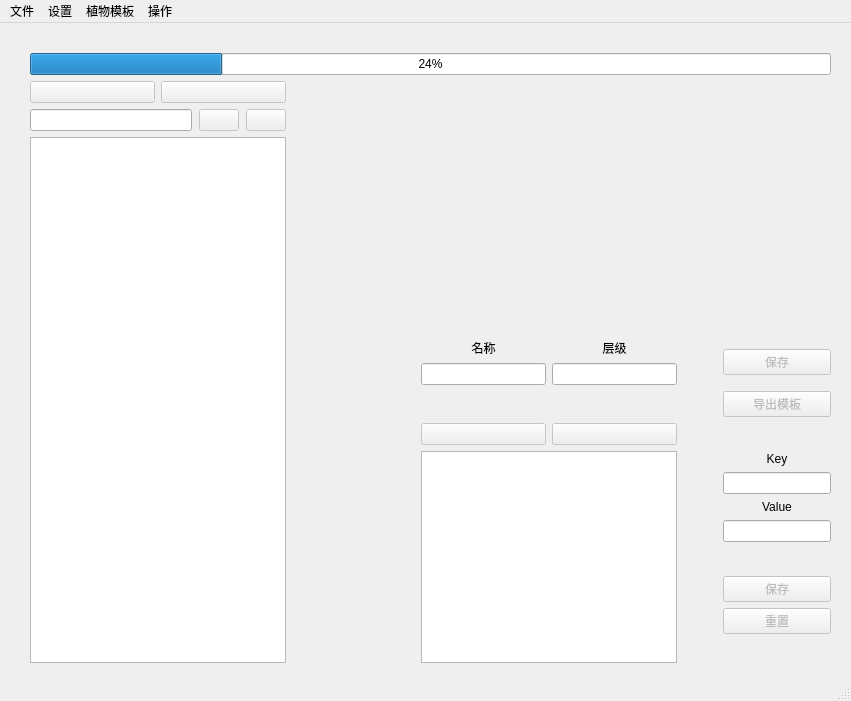
echo-xiao9/UE-Foliage, file Tag_Manager/qt/DBManager/DBManager/mainwindow.ui: the form before one commit.
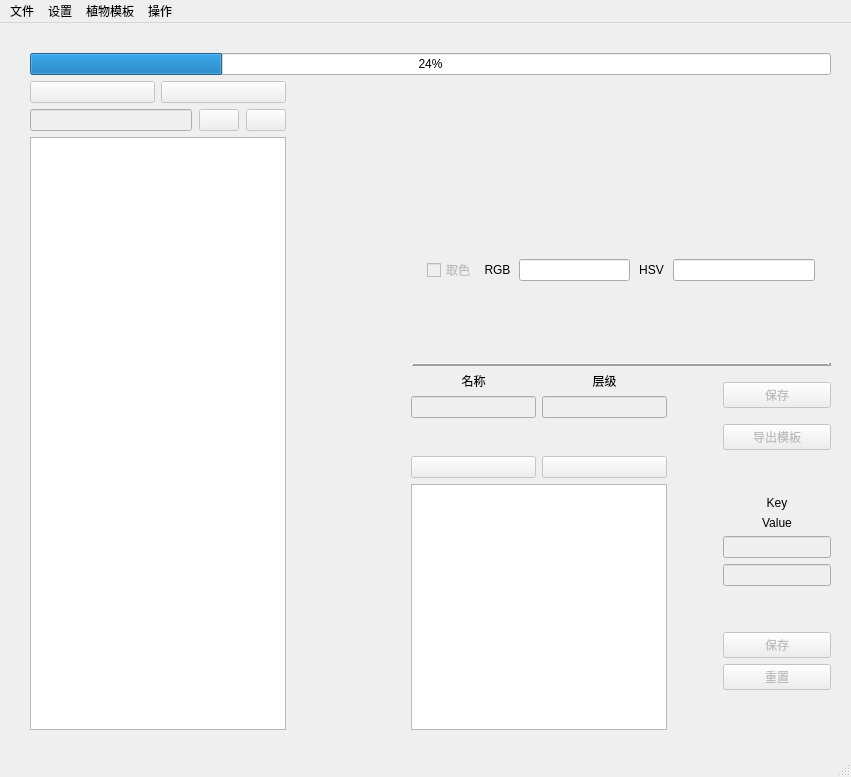
The form after the commit. Icons and pictures are not drawn.

Commit message: 增加了取色功能

Patch:
```diff
--- a/Tag_Manager/qt/DBManager/DBManager/mainwindow.ui
+++ b/Tag_Manager/qt/DBManager/DBManager/mainwindow.ui
@@ -2,12 +2,15 @@
 <ui version="4.0">
  <class>MainWindow</class>
  <widget class="QMainWindow" name="MainWindow">
+  <property name="enabled">
+   <bool>true</bool>
+  </property>
   <property name="geometry">
    <rect>
     <x>0</x>
     <y>0</y>
     <width>851</width>
-    <height>701</height>
+    <height>777</height>
    </rect>
   </property>
   <property name="windowTitle">
@@ -20,7 +23,7 @@
       <x>30</x>
       <y>30</y>
       <width>801</width>
-      <height>610</height>
+      <height>677</height>
      </rect>
     </property>
     <layout class="QVBoxLayout" name="verticalLayout">
@@ -73,7 +76,11 @@
             <number>7</number>
            </property>
            <item>
-            <widget class="QLineEdit" name="searchName"/>
+            <widget class="QLineEdit" name="searchName">
+             <property name="enabled">
+              <bool>false</bool>
+             </property>
+            </widget>
            </item>
            <item>
             <layout class="QHBoxLayout" name="horizontalLayout_4">
@@ -158,12 +165,6 @@
              </item>
              <item>
               <widget class="QLabel" name="imgLabel">
-               <property name="minimumSize">
-                <size>
-                 <width>320</width>
-                 <height>240</height>
-                </size>
-               </property>
                <property name="text">
                 <string/>
                </property>
@@ -200,6 +201,109 @@
              </property>
             </spacer>
            </item>
+           <item>
+            <layout class="QHBoxLayout" name="horizontalLayout_10" stretch="1,2,2,7,2,9,1">
+             <item>
+              <spacer name="horizontalSpacer_7">
+               <property name="orientation">
+                <enum>Qt::Horizontal</enum>
+               </property>
+               <property name="sizeHint" stdset="0">
+                <size>
+                 <width>40</width>
+                 <height>20</height>
+                </size>
+               </property>
+              </spacer>
+             </item>
+             <item>
+              <widget class="QCheckBox" name="chooseColor">
+               <property name="enabled">
+                <bool>false</bool>
+               </property>
+               <property name="text">
+                <string>取色</string>
+               </property>
+              </widget>
+             </item>
+             <item>
+              <widget class="QLabel" name="label_3">
+               <property name="text">
+                <string>RGB</string>
+               </property>
+               <property name="alignment">
+                <set>Qt::AlignCenter</set>
+               </property>
+              </widget>
+             </item>
+             <item>
+              <widget class="QLineEdit" name="RGB_text">
+               <property name="readOnly">
+                <bool>true</bool>
+               </property>
+              </widget>
+             </item>
+             <item>
+              <widget class="QLabel" name="label_4">
+               <property name="text">
+                <string>HSV</string>
+               </property>
+               <property name="alignment">
+                <set>Qt::AlignCenter</set>
+               </property>
+              </widget>
+             </item>
+             <item>
+              <widget class="QLineEdit" name="HSV_text">
+               <property name="readOnly">
+                <bool>true</bool>
+               </property>
+              </widget>
+             </item>
+             <item>
+              <spacer name="horizontalSpacer_6">
+               <property name="orientation">
+                <enum>Qt::Horizontal</enum>
+               </property>
+               <property name="sizeHint" stdset="0">
+                <size>
+                 <width>40</width>
+                 <height>20</height>
+                </size>
+               </property>
+              </spacer>
+             </item>
+            </layout>
+           </item>
+           <item>
+            <layout class="QHBoxLayout" name="horizontalLayout_9"/>
+           </item>
+           <item>
+            <spacer name="verticalSpacer_6">
+             <property name="orientation">
+              <enum>Qt::Vertical</enum>
+             </property>
+             <property name="sizeHint" stdset="0">
+              <size>
+               <width>20</width>
+               <height>40</height>
+              </size>
+             </property>
+            </spacer>
+           </item>
+           <item>
+            <widget class="Line" name="line">
+             <property name="frameShadow">
+              <enum>QFrame::Raised</enum>
+             </property>
+             <property name="lineWidth">
+              <number>3</number>
+             </property>
+             <property name="orientation">
+              <enum>Qt::Horizontal</enum>
+             </property>
+            </widget>
+           </item>
            <item>
             <layout class="QGridLayout" name="gridLayout">
              <item row="0" column="0">
@@ -216,13 +320,20 @@
                </item>
                <item row="1" column="0">
                 <widget class="QLineEdit" name="NameText">
+                 <property name="enabled">
+                  <bool>false</bool>
+                 </property>
                  <property name="readOnly">
                   <bool>true</bool>
                  </property>
                 </widget>
                </item>
                <item row="1" column="1">
-                <widget class="QLineEdit" name="hierarchyText"/>
+                <widget class="QLineEdit" name="hierarchyText">
+                 <property name="enabled">
+                  <bool>false</bool>
+                 </property>
+                </widget>
                </item>
                <item row="0" column="0">
                 <widget class="QLabel" name="label">
@@ -284,9 +395,6 @@
                  </property>
                 </widget>
                </item>
-               <item>
-                <widget class="QLineEdit" name="KeyText"/>
-               </item>
                <item>
                 <widget class="QLabel" name="ValueLabel">
                  <property name="text">
@@ -298,7 +406,18 @@
                 </widget>
                </item>
                <item>
-                <widget class="QLineEdit" name="valueText"/>
+                <widget class="QLineEdit" name="KeyText">
+                 <property name="enabled">
+                  <bool>false</bool>
+                 </property>
+                </widget>
+               </item>
+               <item>
+                <widget class="QLineEdit" name="valueText">
+                 <property name="enabled">
+                  <bool>false</bool>
+                 </property>
+                </widget>
                </item>
                <item>
                 <spacer name="verticalSpacer">
@@ -506,6 +625,21 @@
 </string>
    </property>
   </action>
+  <action name="getH">
+   <property name="text">
+    <string>色相</string>
+   </property>
+  </action>
+  <action name="getS">
+   <property name="text">
+    <string>亮度</string>
+   </property>
+  </action>
+  <action name="getV">
+   <property name="text">
+    <string>饱和度</string>
+   </property>
+  </action>
  </widget>
  <resources>
   <include location="assets.qrc"/>
```
The commit also changes 5 other files.
